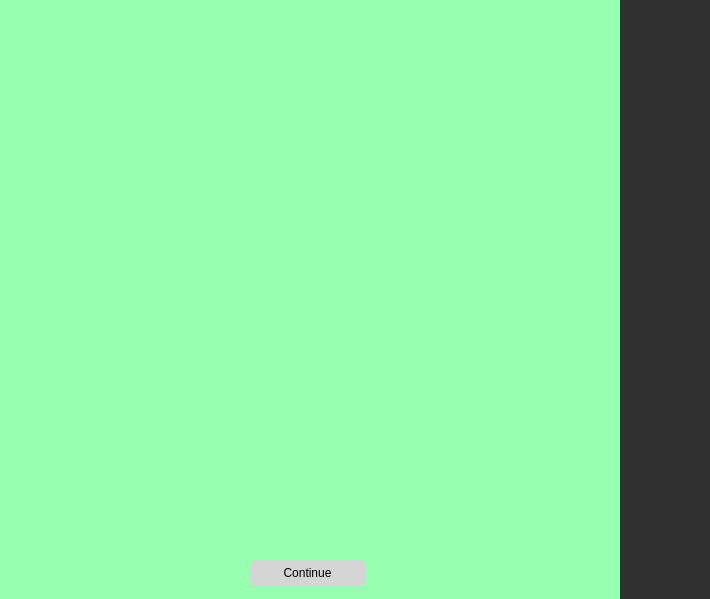
Old version of the form src/widgets/plantrip.ui in the repository fast-food-finder-associates/FastFoodFinder.
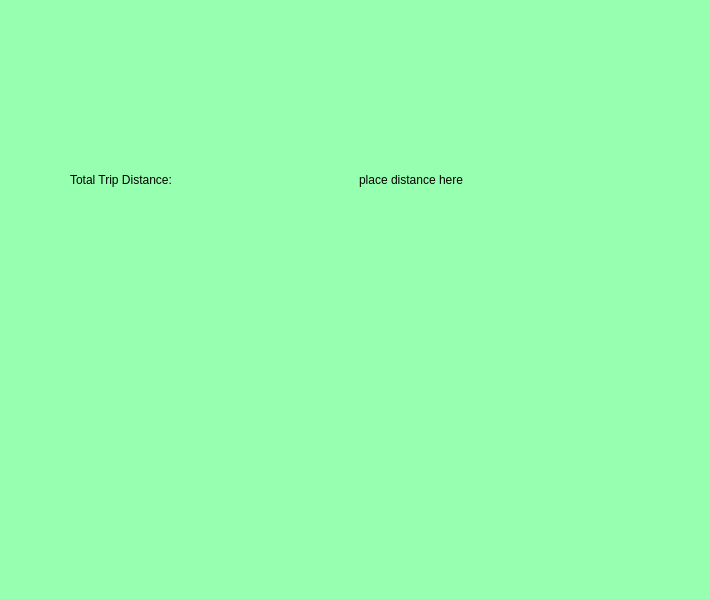
New version of the form. Icons and pictures are not drawn.

Commit message: added new page to ui need to hook it up to only show at the end of a trip

```diff
--- a/src/widgets/plantrip.ui
+++ b/src/widgets/plantrip.ui
@@ -15,7 +15,7 @@
   </property>
   <property name="styleSheet">
    <string notr="true">/* plan trip view start */
-QWidget#chooseType{
+QWidget#chooseType {
 background: url(:/res/artboard_green.png);
 background-color: #97FFB0;
 }
@@ -24,15 +24,18 @@
 background-color: #303030;
 border-radius: 5px;
 }
+
 QWidget#startPlanningBackground {
 background-color: #303030;
 border-radius: 5px;
 }
+
 QWidget#tripTypeBackground {
 background-color: #303030;
 border-radius: 5px;
 }
-QWidget#planTrip{
+
+QWidget#planTrip {
 background: url(:/res/artboard_green.png);
 background-color: #97FFB0;
 }
@@ -46,6 +49,10 @@
 background: url(:/res/artboard_green.png);
 background-color: #97FFB0;
 }
+QWidget#tripDistance{
+background: url(:/res/artboard_green.png);
+background-color: #97FFB0;
+}
 QWidget#ReceiptWidget {
 background-color: transparent;
 }
@@ -136,7 +143,7 @@
     <string notr="true"/>
    </property>
    <property name="currentIndex">
-    <number>3</number>
+    <number>4</number>
    </property>
    <widget class="QWidget" name="chooseType">
     <property name="styleSheet">
@@ -794,6 +801,34 @@
      </property>
     </widget>
    </widget>
+   <widget class="QWidget" name="tripDistance">
+    <widget class="QWidget" name="horizontalLayoutWidget">
+     <property name="geometry">
+      <rect>
+       <x>70</x>
+       <y>140</y>
+       <width>571</width>
+       <height>80</height>
+      </rect>
+     </property>
+     <layout class="QHBoxLayout" name="horizontalLayout">
+      <item>
+       <widget class="QLabel" name="TripDistanceLabel">
+        <property name="text">
+         <string>Total Trip Distance: </string>
+        </property>
+       </widget>
+      </item>
+      <item>
+       <widget class="QLabel" name="TripDistanceLabel_2">
+        <property name="text">
+         <string>place distance here</string>
+        </property>
+       </widget>
+      </item>
+     </layout>
+    </widget>
+   </widget>
   </widget>
  </widget>
  <resources/>
```
The commit also changes 2 other files.
